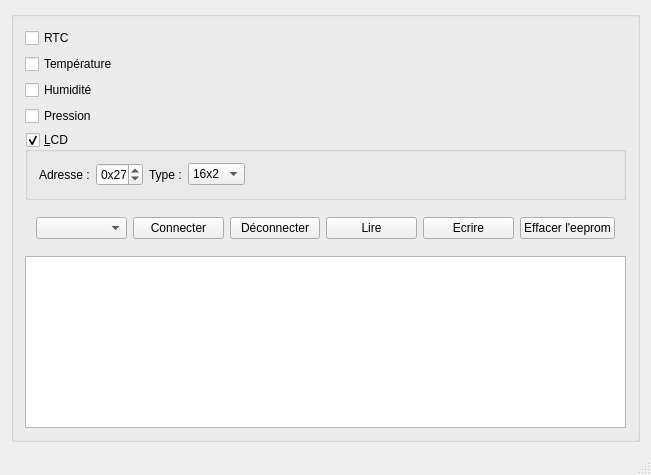
Old version of the form mainwindow.ui in the repository hfroment/WeatherStationConfigurator.
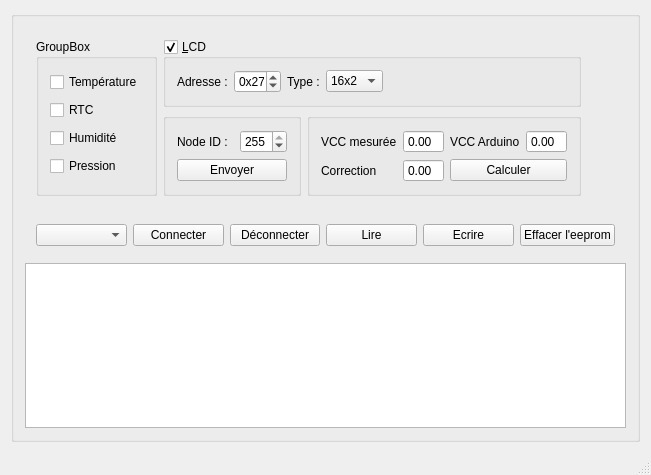
New version of the form.

Commit message: Ajoute de la prise en compte du nodeId.

Diff of the .ui file:
```diff
--- a/mainwindow.ui
+++ b/mainwindow.ui
@@ -25,12 +25,47 @@
       </property>
       <layout class="QVBoxLayout" name="verticalLayout_2">
        <item>
-        <widget class="QCheckBox" name="rtc">
+        <widget class="QWidget" name="widget_2" native="true">
+         <layout class="QGridLayout" name="gridLayout">
+          <item row="1" column="1">
+           <widget class="QGroupBox" name="groupBox_2">
+            <property name="title">
+             <string/>
+            </property>
+            <layout class="QGridLayout" name="gridLayout_3">
+             <item row="0" column="2">
+              <widget class="QSpinBox" name="nodeId">
+               <property name="maximum">
+                <number>255</number>
+               </property>
+               <property name="value">
+                <number>255</number>
+               </property>
+              </widget>
+             </item>
+             <item row="0" column="0">
+              <widget class="QLabel" name="label_3">
          <property name="text">
-          <string>RTC</string>
+                <string>Node ID :</string>
          </property>
         </widget>
        </item>
+             <item row="1" column="0" colspan="3">
+              <widget class="QPushButton" name="pushButton_5">
+               <property name="text">
+                <string>Envoyer</string>
+               </property>
+              </widget>
+             </item>
+            </layout>
+           </widget>
+          </item>
+          <item row="0" column="0" rowspan="2">
+           <widget class="QGroupBox" name="groupBox_3">
+            <property name="title">
+             <string>GroupBox</string>
+            </property>
+            <layout class="QVBoxLayout" name="verticalLayout_3">
        <item>
         <widget class="QCheckBox" name="temperature">
          <property name="text">
@@ -38,6 +73,13 @@
          </property>
         </widget>
        </item>
+             <item>
+              <widget class="QCheckBox" name="rtc">
+               <property name="text">
+                <string>RTC</string>
+               </property>
+              </widget>
+             </item>
        <item>
         <widget class="QCheckBox" name="humidite">
          <property name="text">
@@ -52,7 +94,77 @@
          </property>
         </widget>
        </item>
-       <item>
+            </layout>
+           </widget>
+          </item>
+          <item row="1" column="2">
+           <widget class="QGroupBox" name="groupBox_4">
+            <property name="title">
+             <string/>
+            </property>
+            <layout class="QGridLayout" name="gridLayout_2">
+             <item row="0" column="0">
+              <widget class="QLabel" name="label_4">
+               <property name="text">
+                <string>VCC mesurée</string>
+               </property>
+              </widget>
+             </item>
+             <item row="0" column="1">
+              <widget class="QDoubleSpinBox" name="vccMesuree">
+               <property name="buttonSymbols">
+                <enum>QAbstractSpinBox::NoButtons</enum>
+               </property>
+               <property name="maximum">
+                <double>10.000000000000000</double>
+               </property>
+              </widget>
+             </item>
+             <item row="0" column="2">
+              <widget class="QLabel" name="label_5">
+               <property name="text">
+                <string>VCC Arduino</string>
+               </property>
+              </widget>
+             </item>
+             <item row="0" column="3">
+              <widget class="QDoubleSpinBox" name="vccArduino">
+               <property name="buttonSymbols">
+                <enum>QAbstractSpinBox::NoButtons</enum>
+               </property>
+               <property name="maximum">
+                <double>10.000000000000000</double>
+               </property>
+              </widget>
+             </item>
+             <item row="1" column="0">
+              <widget class="QLabel" name="label_6">
+               <property name="text">
+                <string>Correction</string>
+               </property>
+              </widget>
+             </item>
+             <item row="1" column="1">
+              <widget class="QDoubleSpinBox" name="correction">
+               <property name="buttonSymbols">
+                <enum>QAbstractSpinBox::NoButtons</enum>
+               </property>
+               <property name="maximum">
+                <double>9.990000000000000</double>
+               </property>
+              </widget>
+             </item>
+             <item row="1" column="2" colspan="2">
+              <widget class="QPushButton" name="pushButton">
+               <property name="text">
+                <string>Calculer</string>
+               </property>
+              </widget>
+             </item>
+            </layout>
+           </widget>
+          </item>
+          <item row="0" column="1" colspan="2">
         <widget class="QGroupBox" name="LCD">
          <property name="title">
           <string>&amp;LCD</string>
@@ -107,6 +219,22 @@
           </item>
           <item>
            <spacer name="horizontalSpacer">
+               <property name="orientation">
+                <enum>Qt::Horizontal</enum>
+               </property>
+               <property name="sizeHint" stdset="0">
+                <size>
+                 <width>40</width>
+                 <height>20</height>
+                </size>
+               </property>
+              </spacer>
+             </item>
+            </layout>
+           </widget>
+          </item>
+          <item row="1" column="3">
+           <spacer name="horizontalSpacer_2">
             <property name="orientation">
              <enum>Qt::Horizontal</enum>
             </property>
```
Lines whose indentation alone changed are shown as unchanged. The commit also changes 1 other file.
